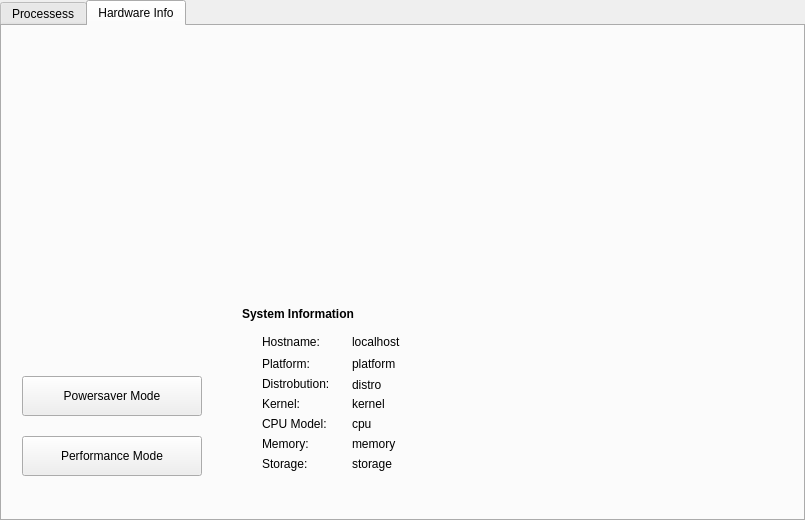
Above: Sysmon/sysmon.ui from moyass/System-Application-Monitor before the change. Below: the same form after it.
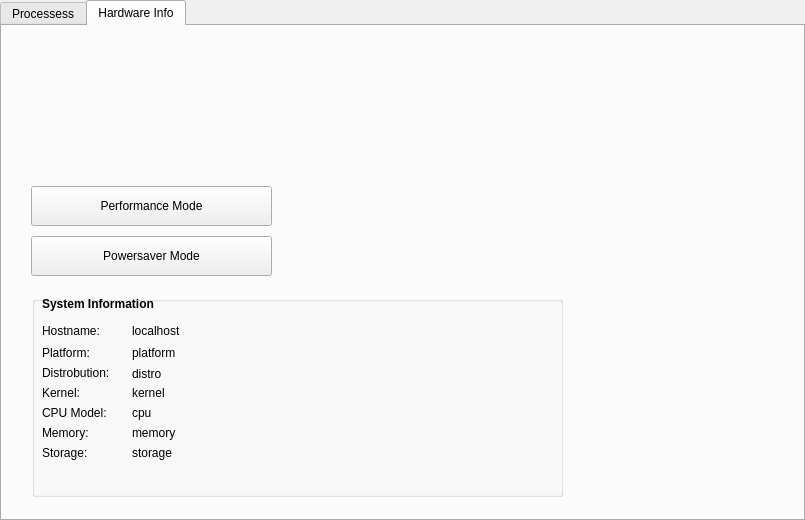
That is the form after the change. Custom widgets are drawn as their Qt base class.

Commit message: UI/UX Designer FTW

```diff
--- a/Sysmon/sysmon.ui
+++ b/Sysmon/sysmon.ui
@@ -1089,9 +1089,9 @@
     <widget class="QPushButton" name="PowersaveButton">
      <property name="geometry">
       <rect>
-       <x>20</x>
-       <y>350</y>
-       <width>180</width>
+       <x>29</x>
+       <y>210</y>
+       <width>241</width>
        <height>40</height>
       </rect>
      </property>
@@ -1102,9 +1102,9 @@
     <widget class="QPushButton" name="PerformanceButton">
      <property name="geometry">
       <rect>
-       <x>20</x>
-       <y>410</y>
-       <width>180</width>
+       <x>29</x>
+       <y>160</y>
+       <width>241</width>
        <height>40</height>
       </rect>
      </property>
@@ -1115,17 +1115,17 @@
     <widget class="QRoundProgressBar" name="RoundBar1" native="true">
      <property name="geometry">
       <rect>
-       <x>20</x>
-       <y>30</y>
-       <width>231</width>
-       <height>221</height>
+       <x>580</x>
+       <y>290</y>
+       <width>181</width>
+       <height>181</height>
       </rect>
      </property>
     </widget>
     <widget class="QRoundProgressBar" name="RoundBar2" native="true">
      <property name="geometry">
       <rect>
-       <x>280</x>
+       <x>290</x>
        <y>30</y>
        <width>231</width>
        <height>221</height>
@@ -1135,37 +1135,108 @@
     <widget class="QRoundProgressBar" name="RoundBar3" native="true">
      <property name="geometry">
       <rect>
-       <x>530</x>
+       <x>540</x>
        <y>30</y>
        <width>231</width>
        <height>221</height>
       </rect>
      </property>
     </widget>
-    <widget class="QLabel" name="label">
+    <widget class="QRoundProgressBar" name="MemoryUsageBar" native="true">
      <property name="geometry">
       <rect>
-       <x>240</x>
-       <y>280</y>
-       <width>151</width>
-       <height>16</height>
+       <x>160</x>
+       <y>30</y>
+       <width>111</width>
+       <height>111</height>
+      </rect>
+     </property>
+    </widget>
+    <widget class="QRoundProgressBar" name="CPUUsageBar" native="true">
+     <property name="geometry">
+      <rect>
+       <x>30</x>
+       <y>30</y>
+       <width>111</width>
+       <height>111</height>
+      </rect>
+     </property>
+    </widget>
+    <widget class="QGroupBox" name="groupBox">
+     <property name="geometry">
+      <rect>
+       <x>30</x>
+       <y>270</y>
+       <width>531</width>
+       <height>201</height>
       </rect>
      </property>
      <property name="font">
       <font>
-       <weight>75</weight>
-       <bold>true</bold>
+       <weight>50</weight>
+       <bold>false</bold>
       </font>
      </property>
+     <property name="title">
+      <string/>
+     </property>
+     <widget class="QLabel" name="distro">
+      <property name="geometry">
+       <rect>
+        <x>100</x>
+        <y>70</y>
+        <width>171</width>
+        <height>16</height>
+       </rect>
+      </property>
      <property name="text">
-      <string>System Information</string>
+       <string>distro</string>
+      </property>
+     </widget>
+     <widget class="QLabel" name="cpu">
+      <property name="geometry">
+       <rect>
+        <x>100</x>
+        <y>109</y>
+        <width>301</width>
+        <height>16</height>
+       </rect>
+      </property>
+      <property name="text">
+       <string>cpu</string>
+      </property>
+     </widget>
+     <widget class="QLabel" name="label_6">
+      <property name="geometry">
+       <rect>
+        <x>10</x>
+        <y>107</y>
+        <width>81</width>
+        <height>20</height>
+       </rect>
+      </property>
+      <property name="text">
+       <string>CPU Model:</string>
+      </property>
+     </widget>
+     <widget class="QLabel" name="label_3">
+      <property name="geometry">
+       <rect>
+        <x>10</x>
+        <y>47</y>
+        <width>81</width>
+        <height>20</height>
+       </rect>
+      </property>
+      <property name="text">
+       <string>Platform:</string>
      </property>
     </widget>
     <widget class="QLabel" name="label_2">
      <property name="geometry">
       <rect>
-       <x>260</x>
-       <y>308</y>
+        <x>10</x>
+        <y>27</y>
        <width>71</width>
        <height>16</height>
       </rect>
@@ -1174,37 +1245,11 @@
       <string>Hostname:</string>
      </property>
     </widget>
-    <widget class="QLabel" name="label_3">
-     <property name="geometry">
-      <rect>
-       <x>260</x>
-       <y>328</y>
-       <width>81</width>
-       <height>20</height>
-      </rect>
-     </property>
-     <property name="text">
-      <string>Platform:</string>
-     </property>
-    </widget>
-    <widget class="QLabel" name="label_4">
-     <property name="geometry">
-      <rect>
-       <x>260</x>
-       <y>348</y>
-       <width>81</width>
-       <height>20</height>
-      </rect>
-     </property>
-     <property name="text">
-      <string>Distrobution:</string>
-     </property>
-    </widget>
     <widget class="QLabel" name="label_5">
      <property name="geometry">
       <rect>
-       <x>260</x>
-       <y>368</y>
+        <x>10</x>
+        <y>87</y>
        <width>81</width>
        <height>20</height>
       </rect>
@@ -1213,24 +1258,50 @@
       <string>Kernel:</string>
      </property>
     </widget>
-    <widget class="QLabel" name="label_6">
+     <widget class="QLabel" name="platform">
      <property name="geometry">
       <rect>
-       <x>260</x>
-       <y>388</y>
+        <x>100</x>
+        <y>49</y>
+        <width>171</width>
+        <height>16</height>
+       </rect>
+      </property>
+      <property name="text">
+       <string>platform</string>
+      </property>
+     </widget>
+     <widget class="QLabel" name="kernel">
+      <property name="geometry">
+       <rect>
+        <x>100</x>
+        <y>89</y>
+        <width>171</width>
+        <height>16</height>
+       </rect>
+      </property>
+      <property name="text">
+       <string>kernel</string>
+      </property>
+     </widget>
+     <widget class="QLabel" name="label_4">
+      <property name="geometry">
+       <rect>
+        <x>10</x>
+        <y>67</y>
        <width>81</width>
        <height>20</height>
       </rect>
      </property>
      <property name="text">
-      <string>CPU Model:</string>
+       <string>Distrobution:</string>
      </property>
     </widget>
     <widget class="QLabel" name="label_7">
      <property name="geometry">
       <rect>
-       <x>260</x>
-       <y>408</y>
+        <x>10</x>
+        <y>127</y>
        <width>81</width>
        <height>20</height>
       </rect>
@@ -1242,8 +1313,8 @@
     <widget class="QLabel" name="label_8">
      <property name="geometry">
       <rect>
-       <x>260</x>
-       <y>428</y>
+        <x>10</x>
+        <y>147</y>
        <width>81</width>
        <height>20</height>
       </rect>
@@ -1255,8 +1326,8 @@
     <widget class="QLabel" name="hostname">
      <property name="geometry">
       <rect>
-       <x>350</x>
-       <y>308</y>
+        <x>100</x>
+        <y>27</y>
        <width>171</width>
        <height>16</height>
       </rect>
@@ -1265,76 +1336,11 @@
       <string>localhost</string>
      </property>
     </widget>
-    <widget class="QLabel" name="platform">
-     <property name="geometry">
-      <rect>
-       <x>350</x>
-       <y>330</y>
-       <width>171</width>
-       <height>16</height>
-      </rect>
-     </property>
-     <property name="text">
-      <string>platform</string>
-     </property>
-    </widget>
-    <widget class="QLabel" name="distro">
-     <property name="geometry">
-      <rect>
-       <x>350</x>
-       <y>351</y>
-       <width>171</width>
-       <height>16</height>
-      </rect>
-     </property>
-     <property name="text">
-      <string>distro</string>
-     </property>
-    </widget>
-    <widget class="QLabel" name="kernel">
-     <property name="geometry">
-      <rect>
-       <x>350</x>
-       <y>370</y>
-       <width>171</width>
-       <height>16</height>
-      </rect>
-     </property>
-     <property name="text">
-      <string>kernel</string>
-     </property>
-    </widget>
-    <widget class="QLabel" name="cpu">
-     <property name="geometry">
-      <rect>
-       <x>350</x>
-       <y>390</y>
-       <width>301</width>
-       <height>16</height>
-      </rect>
-     </property>
-     <property name="text">
-      <string>cpu</string>
-     </property>
-    </widget>
-    <widget class="QLabel" name="memory">
-     <property name="geometry">
-      <rect>
-       <x>350</x>
-       <y>410</y>
-       <width>171</width>
-       <height>16</height>
-      </rect>
-     </property>
-     <property name="text">
-      <string>memory</string>
-     </property>
-    </widget>
     <widget class="QLabel" name="storage">
      <property name="geometry">
       <rect>
-       <x>350</x>
-       <y>430</y>
+        <x>100</x>
+        <y>149</y>
        <width>171</width>
        <height>16</height>
       </rect>
@@ -1343,25 +1349,38 @@
       <string>storage</string>
      </property>
     </widget>
-    <widget class="QRoundProgressBar" name="MemoryUsageBar" native="true">
+     <widget class="QLabel" name="memory">
      <property name="geometry">
       <rect>
-       <x>650</x>
-       <y>270</y>
-       <width>111</width>
-       <height>111</height>
-      </rect>
-     </property>
-    </widget>
-    <widget class="QRoundProgressBar" name="CPUUsageBar" native="true">
+        <x>100</x>
+        <y>129</y>
+        <width>171</width>
+        <height>16</height>
+       </rect>
+      </property>
+      <property name="text">
+       <string>memory</string>
+      </property>
+     </widget>
+     <widget class="QLabel" name="label">
      <property name="geometry">
       <rect>
-       <x>520</x>
-       <y>270</y>
-       <width>111</width>
-       <height>111</height>
-      </rect>
-     </property>
+        <x>10</x>
+        <y>0</y>
+        <width>141</width>
+        <height>16</height>
+       </rect>
+      </property>
+      <property name="font">
+       <font>
+        <weight>75</weight>
+        <bold>true</bold>
+       </font>
+      </property>
+      <property name="text">
+       <string>System Information</string>
+      </property>
+     </widget>
     </widget>
    </widget>
   </widget>
```
Lines whose indentation alone changed are shown as unchanged. The commit also changes 5 other files.
